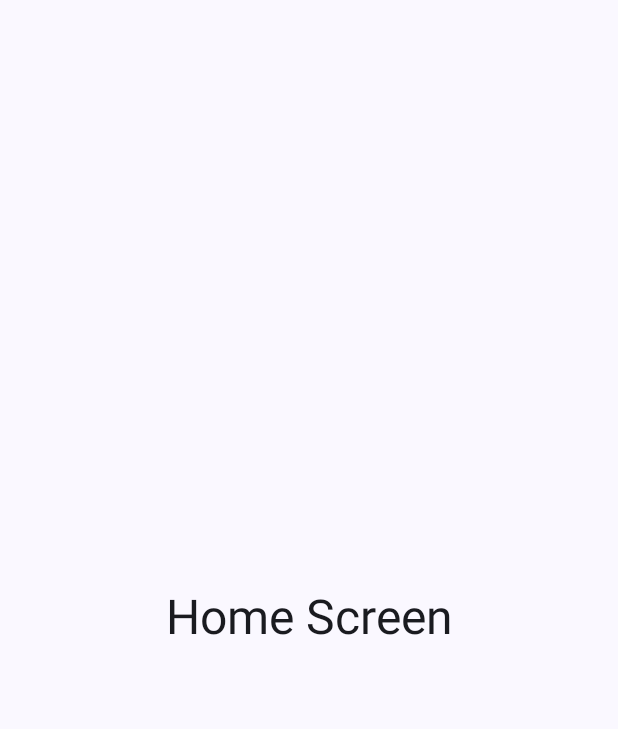
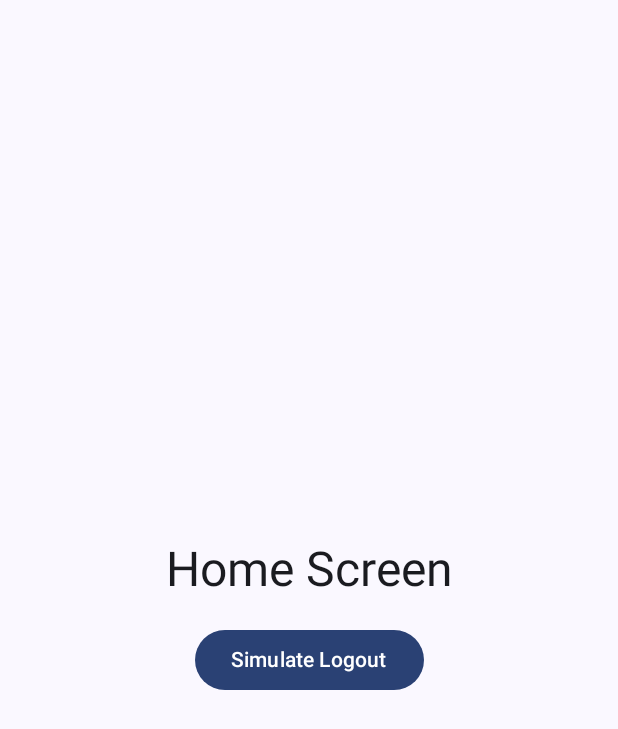
Before and after one commit to danielhoyosceldran/StackIt, an Android app built with Jetpack Compose: the HomeScreen screen opened through its navigation route, on a phone screen of 412 x 824 dp. Shown: the top 729 px of the screen. Run offline under Robolectric (Android 15) with nearby library versions, the phone set to English and light mode, and no system bars.

Commit message:
added google services. Added button to login and sign out hardcoded

```diff
--- a/app/src/main/java/com/example/stackit/MainActivity.kt
+++ b/app/src/main/java/com/example/stackit/MainActivity.kt
@@ -9,12 +9,17 @@ import androidx.compose.material3.Surface
 import androidx.compose.runtime.Composable
 import androidx.compose.ui.Modifier
 import androidx.compose.ui.tooling.preview.Preview
+import androidx.navigation.compose.composable
+import androidx.navigation.compose.rememberNavController
+import androidx.navigation.compose.NavHost
+import androidx.compose.runtime.mutableStateOf
+import androidx.compose.runtime.remember
+import androidx.compose.runtime.getValue
+import androidx.compose.runtime.setValue
+
 import com.example.stackit.ui.screens.HomeScreen
 import com.example.stackit.ui.screens.AuthScreen
 import com.example.stackit.ui.theme.StackItTheme
-import androidx.navigation.compose.composable
-import androidx.navigation.compose.rememberNavController
-import androidx.navigation.compose.NavHost
 
 
 class MainActivity : ComponentActivity() {
@@ -35,25 +40,40 @@ class MainActivity : ComponentActivity() {
 
 @Composable
 fun MyNavigationGraph() {
-    // Create a NavController. It manages app navigation state.
     // `rememberNavController()` creates and remembers a NavController for the lifecycle of the Composable.
     val navController = rememberNavController()
 
-    val ROUTE_AUTH = "auth_route" // Route for the authentication screen
-    val ROUTE_HOME = "home_route" // Route for the home screen
+    val ROUTE_AUTH = "auth_route"
+    val ROUTE_HOME = "home_route"
 
-    val startDestination = ROUTE_HOME
+    var isLoggedIn by remember { mutableStateOf(false) }
+
+    val startDestination = if (isLoggedIn) ROUTE_HOME else ROUTE_AUTH
 
     NavHost(
         navController = navController,
         startDestination = startDestination,
-        modifier = Modifier.fillMaxSize() // Make NavHost fill the available space
+        modifier = Modifier.fillMaxSize()
     ) {
         composable(ROUTE_AUTH) {
-            AuthScreen()
+            AuthScreen(
+                onLoginClicked = {
+                    isLoggedIn = true // Simulate successful login
+                    navController.navigate(ROUTE_HOME) {
+                        popUpTo(ROUTE_AUTH) { inclusive = true }
+                    }
+                }
+            )
         }
         composable(ROUTE_HOME) {
-            HomeScreen()
+            HomeScreen(
+                onLogoutClicked = {
+                    isLoggedIn = false // Simulate logout
+                    navController.navigate(ROUTE_AUTH) {
+                        popUpTo(ROUTE_HOME) { inclusive = true }
+                    }
+                }
+            )
         }
     }
 }
--- a/app/src/main/java/com/example/stackit/ui/screens/AuthScreen.kt
+++ b/app/src/main/java/com/example/stackit/ui/screens/AuthScreen.kt
@@ -2,7 +2,10 @@ package com.example.stackit.ui.screens
 
 import androidx.compose.foundation.layout.Arrangement
 import androidx.compose.foundation.layout.Column
+import androidx.compose.foundation.layout.Spacer
 import androidx.compose.foundation.layout.fillMaxSize
+import androidx.compose.foundation.layout.height
+import androidx.compose.material3.Button
 import androidx.compose.material3.MaterialTheme
 import androidx.compose.material3.Surface
 import androidx.compose.material3.Text
@@ -10,23 +13,25 @@ import androidx.compose.runtime.Composable
 import androidx.compose.ui.Alignment
 import androidx.compose.ui.Modifier
 import androidx.compose.ui.tooling.preview.Preview
+import androidx.compose.ui.unit.dp
 import com.example.stackit.ui.theme.StackItTheme
 
 @Composable
-fun AuthScreen() {
-    // A Surface is a rectangular area with a background color and shadows.
-    // It's often used as the root composable for screens.
+fun AuthScreen(onLoginClicked: () -> Unit) {
     Surface(
-        modifier = Modifier.fillMaxSize(), // Fills the entire available space
-        color = MaterialTheme.colorScheme.background // Uses the theme's background color
+        modifier = Modifier.fillMaxSize(),
+        color = MaterialTheme.colorScheme.background
     ) {
         Column(
             modifier = Modifier.fillMaxSize(),
-            verticalArrangement = Arrangement.Center, // Centers children vertically
-            horizontalAlignment = Alignment.CenterHorizontally // Centers children horizontally
+            verticalArrangement = Arrangement.Center,
+            horizontalAlignment = Alignment.CenterHorizontally
         ) {
-            // Display a simple text for the Login screen
-            Text(text = "Login Screen", style = MaterialTheme.typography.headlineLarge)
+            Text(text = "Authentication Screen", style = MaterialTheme.typography.headlineLarge)
+            Spacer(modifier = Modifier.height(16.dp)) // Add some space
+            Button(onClick = onLoginClicked) { // Call the lambda when button is clicked
+                Text("Simulate Login")
+            }
         }
     }
 }
@@ -34,8 +39,7 @@ fun AuthScreen() {
 @Preview(showBackground = true)
 @Composable
 fun LoginScreenPreview() {
-    // You should wrap previews with your app's theme
-    StackItTheme { // Assuming your theme is named StackItTheme as per default template
-        AuthScreen()
+    StackItTheme {
+        AuthScreen(onLoginClicked = {})
     }
 }
--- a/app/src/main/java/com/example/stackit/ui/screens/HomeScreen.kt
+++ b/app/src/main/java/com/example/stackit/ui/screens/HomeScreen.kt
@@ -2,7 +2,10 @@ package com.example.stackit.ui.screens
 
 import androidx.compose.foundation.layout.Arrangement
 import androidx.compose.foundation.layout.Column
+import androidx.compose.foundation.layout.Spacer
 import androidx.compose.foundation.layout.fillMaxSize
+import androidx.compose.foundation.layout.height
+import androidx.compose.material3.Button
 import androidx.compose.material3.MaterialTheme
 import androidx.compose.material3.Surface
 import androidx.compose.material3.Text
@@ -10,10 +13,11 @@ import androidx.compose.runtime.Composable
 import androidx.compose.ui.Alignment
 import androidx.compose.ui.Modifier
 import androidx.compose.ui.tooling.preview.Preview
+import androidx.compose.ui.unit.dp
 import com.example.stackit.ui.theme.StackItTheme
 
 @Composable
-fun HomeScreen() {
+fun HomeScreen(onLogoutClicked: () -> Unit) {
     Surface(
         modifier = Modifier.fillMaxSize(),
         color = MaterialTheme.colorScheme.background
@@ -23,8 +27,11 @@ fun HomeScreen() {
             verticalArrangement = Arrangement.Center,
             horizontalAlignment = Alignment.CenterHorizontally
         ) {
-            // Display a simple text for the Home screen
             Text(text = "Home Screen", style = MaterialTheme.typography.headlineLarge)
+            Spacer(modifier = Modifier.height(16.dp)) // Add some space
+            Button(onClick = onLogoutClicked) { // Call the lambda when button is clicked
+                Text("Simulate Logout")
+            }
         }
     }
 }
@@ -33,6 +40,6 @@ fun HomeScreen() {
 @Composable
 fun HomeScreenPreview() {
     StackItTheme {
-        HomeScreen()
+        HomeScreen(onLogoutClicked = {})
     }
 }
--- a/app/src/main/java/com/example/stackit/ui/theme/Theme.kt
+++ b/app/src/main/java/com/example/stackit/ui/theme/Theme.kt
@@ -36,7 +36,6 @@ private val LightColorScheme = lightColorScheme(
 @Composable
 fun StackItTheme(
     darkTheme: Boolean = isSystemInDarkTheme(),
-    // Dynamic color is available on Android 12+
     dynamicColor: Boolean = true,
     content: @Composable () -> Unit
 ) {
--- a/build.gradle.kts
+++ b/build.gradle.kts
@@ -3,4 +3,5 @@ plugins {
     alias(libs.plugins.android.application) apply false
     alias(libs.plugins.kotlin.android) apply false
     alias(libs.plugins.kotlin.compose) apply false
+    id("com.google.gms.google-services") version "4.4.2" apply false
 }
```
Also changed, not shown: app/build.gradle.kts (+11 -0 lines), 1 other file.
